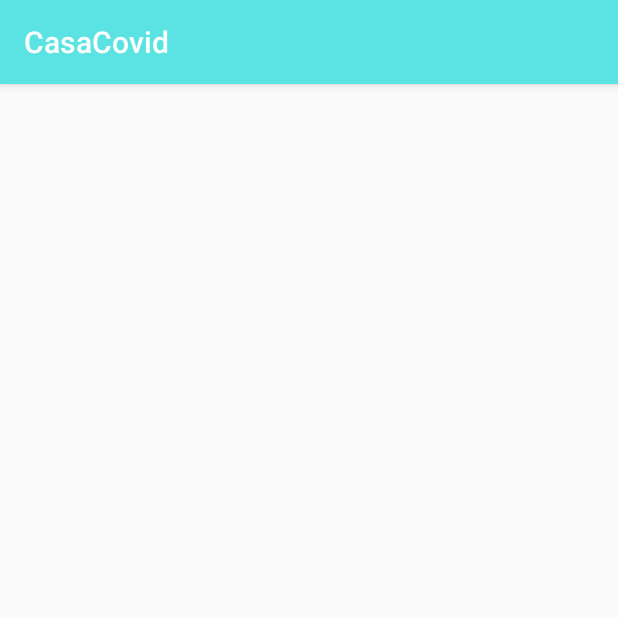
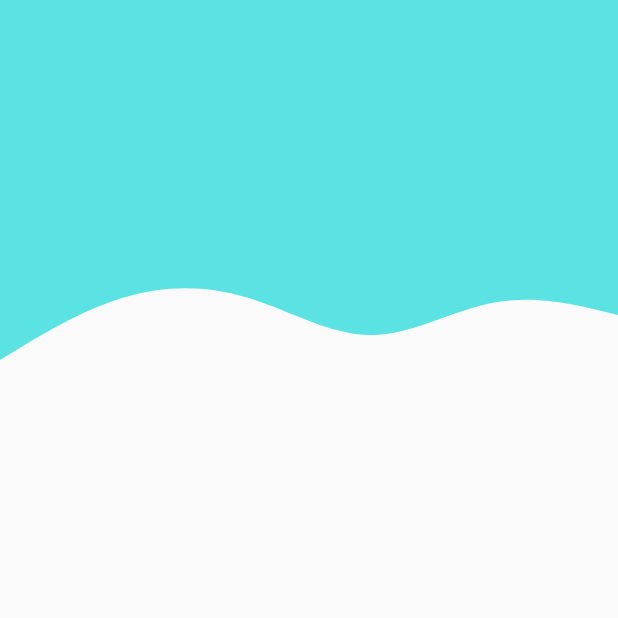
Before and after one commit to J-a-a-c/CasaCovid, an Android app: the screen it shows after launch (login_activity), on a phone screen of 412 x 824 dp, the top half of it. Run offline under Robolectric (Android 15) with nearby library versions, the phone set to English and light mode, and no system bars.

Commit message:
splash activity y login agregado v2

```diff
--- a/app/src/main/java/com/example/casacovid/login_activity.java
+++ b/app/src/main/java/com/example/casacovid/login_activity.java
@@ -10,5 +10,6 @@ public class login_activity extends AppCompatActivity {
     protected void onCreate(Bundle savedInstanceState) {
         super.onCreate(savedInstanceState);
         setContentView(R.layout.activity_login_activity);
+        getSupportActionBar().hide();
     }
 }
--- a/app/src/main/res/layout/activity_login_activity.xml
+++ b/app/src/main/res/layout/activity_login_activity.xml
@@ -6,4 +6,22 @@
     android:layout_height="match_parent"
     tools:context=".login_activity">
 
+    <View
+        android:id="@+id/topview"
+        android:layout_width="0dp"
+        android:layout_height="150dp"
+        android:background="@color/colorPrimary"
+        app:layout_constraintEnd_toEndOf="parent"
+        app:layout_constraintStart_toStartOf="parent"
+        app:layout_constraintTop_toTopOf="parent" />
+
+    <View
+        android:id="@+id/view2"
+        android:layout_width="0dp"
+        android:layout_height="100dp"
+        android:background="@drawable/wave"
+        app:layout_constraintEnd_toEndOf="parent"
+        app:layout_constraintStart_toStartOf="parent"
+        app:layout_constraintTop_toBottomOf="@+id/topview" />
+
 </androidx.constraintlayout.widget.ConstraintLayout>
```
